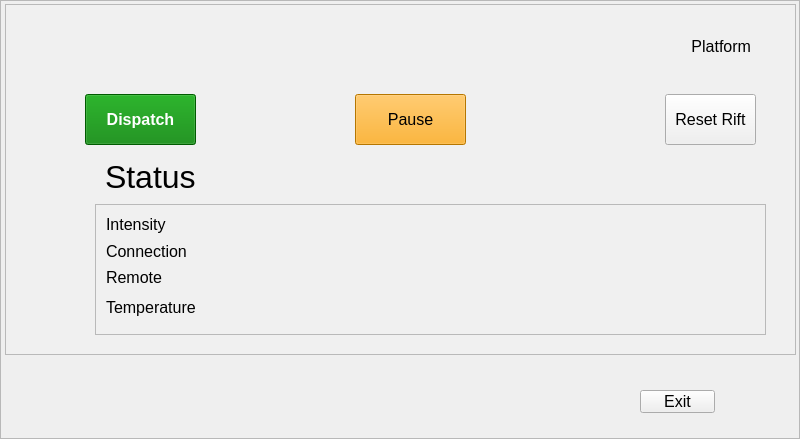
The window that runtime/agents/space_coaster/space_coaster_gui.ui (michaelmargolis/MdxMotionPlatformV3) describes before a commit, drawn with Qt 5.
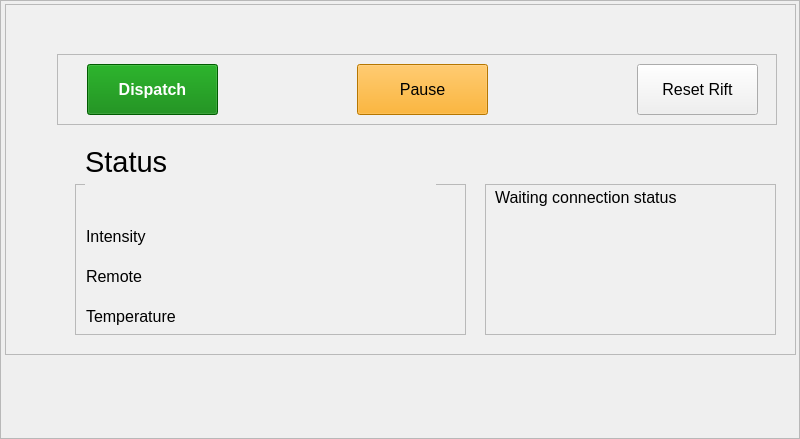
The same window after the commit.

What changed in the file:
```diff
--- a/runtime/agents/space_coaster/space_coaster_gui.ui
+++ b/runtime/agents/space_coaster/space_coaster_gui.ui
@@ -37,81 +37,18 @@
    <property name="frameShadow">
     <enum>QFrame::Raised</enum>
    </property>
-   <widget class="QPushButton" name="btn_dispatch">
-    <property name="geometry">
-     <rect>
-      <x>80</x>
-      <y>90</y>
-      <width>111</width>
-      <height>51</height>
-     </rect>
-    </property>
-    <property name="font">
-     <font>
-      <pointsize>12</pointsize>
-      <weight>75</weight>
-      <bold>true</bold>
-     </font>
-    </property>
-    <property name="styleSheet">
-     <string notr="true">color:white;background-color: green;</string>
-    </property>
-    <property name="text">
-     <string>Dispatch</string>
-    </property>
-   </widget>
-   <widget class="QPushButton" name="btn_reset_rift">
-    <property name="geometry">
-     <rect>
-      <x>660</x>
-      <y>90</y>
-      <width>91</width>
-      <height>51</height>
-     </rect>
-    </property>
-    <property name="font">
-     <font>
-      <pointsize>12</pointsize>
-     </font>
-    </property>
-    <property name="text">
-     <string>Reset Rift</string>
-    </property>
-   </widget>
-   <widget class="QPushButton" name="btn_pause">
-    <property name="geometry">
-     <rect>
-      <x>350</x>
-      <y>90</y>
-      <width>111</width>
-      <height>51</height>
-     </rect>
-    </property>
-    <property name="font">
-     <font>
-      <pointsize>12</pointsize>
-     </font>
-    </property>
-    <property name="styleSheet">
-     <string notr="true">background-color: orange
-</string>
-    </property>
-    <property name="text">
-     <string>Pause</string>
-    </property>
-   </widget>
    <widget class="QLabel" name="lbl_coaster_status">
     <property name="geometry">
      <rect>
-      <x>100</x>
-      <y>152</y>
-      <width>631</width>
-      <height>41</height>
+      <x>80</x>
+      <y>130</y>
+      <width>671</width>
+      <height>55</height>
      </rect>
     </property>
     <property name="font">
      <font>
-      <pointsize>24</pointsize>
+      <pointsize>22</pointsize>
      </font>
     </property>
     <property name="text">
@@ -121,10 +58,10 @@
    <widget class="QFrame" name="frame">
     <property name="geometry">
      <rect>
-      <x>90</x>
-      <y>200</y>
-      <width>671</width>
-      <height>131</height>
+      <x>70</x>
+      <y>180</y>
+      <width>391</width>
+      <height>151</height>
      </rect>
     </property>
     <property name="frameShape">
@@ -133,13 +70,16 @@
     <property name="frameShadow">
      <enum>QFrame::Raised</enum>
     </property>
+    <property name="lineWidth">
+     <number>2</number>
+    </property>
     <widget class="QLabel" name="lbl_intensity_status">
      <property name="geometry">
       <rect>
        <x>11</x>
-       <y>11</y>
-       <width>631</width>
-       <height>19</height>
+       <y>40</y>
+       <width>361</width>
+       <height>25</height>
       </rect>
      </property>
      <property name="font">
@@ -155,9 +95,9 @@
      <property name="geometry">
       <rect>
        <x>11</x>
-       <y>63</y>
-       <width>641</width>
-       <height>21</height>
+       <y>80</y>
+       <width>351</width>
+       <height>25</height>
       </rect>
      </property>
      <property name="font">
@@ -169,31 +109,13 @@
       <string>Remote</string>
      </property>
     </widget>
-    <widget class="QLabel" name="lbl_coaster_connection">
-     <property name="geometry">
-      <rect>
-       <x>11</x>
-       <y>38</y>
-       <width>641</width>
-       <height>19</height>
-      </rect>
-     </property>
-     <property name="font">
-      <font>
-       <pointsize>12</pointsize>
-      </font>
-     </property>
-     <property name="text">
-      <string>Connection</string>
-     </property>
-    </widget>
     <widget class="QLabel" name="lbl_temperature_status">
      <property name="geometry">
       <rect>
        <x>11</x>
-       <y>94</y>
-       <width>641</width>
-       <height>19</height>
+       <y>120</y>
+       <width>351</width>
+       <height>25</height>
       </rect>
      </property>
      <property name="font">
@@ -205,47 +127,214 @@
       <string>Temperature</string>
      </property>
     </widget>
+    <widget class="QLabel" name="lbl_sync_status">
+     <property name="geometry">
+      <rect>
+       <x>10</x>
+       <y>0</y>
+       <width>351</width>
+       <height>25</height>
+      </rect>
+     </property>
+     <property name="font">
+      <font>
+       <pointsize>12</pointsize>
+      </font>
+     </property>
+     <property name="text">
+      <string/>
+     </property>
+    </widget>
    </widget>
-   <widget class="QLabel" name="lbl_platform">
+   <widget class="QFrame" name="frame_2">
     <property name="geometry">
      <rect>
-      <x>625</x>
-      <y>32</y>
-      <width>121</width>
-      <height>21</height>
+      <x>52</x>
+      <y>50</y>
+      <width>720</width>
+      <height>71</height>
      </rect>
     </property>
-    <property name="font">
-     <font>
-      <pointsize>12</pointsize>
-     </font>
+    <property name="frameShape">
+     <enum>QFrame::StyledPanel</enum>
     </property>
-    <property name="text">
-     <string>Platform</string>
+    <property name="frameShadow">
+     <enum>QFrame::Raised</enum>
     </property>
-    <property name="alignment">
-     <set>Qt::AlignRight|Qt::AlignTrailing|Qt::AlignVCenter</set>
+    <widget class="QPushButton" name="btn_dispatch">
+     <property name="geometry">
+      <rect>
+       <x>30</x>
+       <y>10</y>
+       <width>131</width>
+       <height>51</height>
+      </rect>
+     </property>
+     <property name="font">
+      <font>
+       <pointsize>12</pointsize>
+       <weight>75</weight>
+       <bold>true</bold>
+      </font>
+     </property>
+     <property name="styleSheet">
+      <string notr="true">color:white;background-color: green;</string>
+     </property>
+     <property name="text">
+      <string>Dispatch</string>
+     </property>
+    </widget>
+    <widget class="QPushButton" name="btn_reset_rift">
+     <property name="geometry">
+      <rect>
+       <x>580</x>
+       <y>10</y>
+       <width>121</width>
+       <height>51</height>
+      </rect>
+     </property>
+     <property name="font">
+      <font>
+       <pointsize>12</pointsize>
+      </font>
+     </property>
+     <property name="text">
+      <string>Reset Rift</string>
+     </property>
+    </widget>
+    <widget class="QPushButton" name="btn_pause">
+     <property name="geometry">
+      <rect>
+       <x>300</x>
+       <y>10</y>
+       <width>131</width>
+       <height>51</height>
+      </rect>
+     </property>
+     <property name="font">
+      <font>
+       <pointsize>12</pointsize>
+      </font>
+     </property>
+     <property name="styleSheet">
+      <string notr="true">background-color: orange
+</string>
+     </property>
+     <property name="text">
+      <string>Pause</string>
+     </property>
+    </widget>
+   </widget>
+   <widget class="QFrame" name="frame_3">
+    <property name="geometry">
+     <rect>
+      <x>480</x>
+      <y>180</y>
+      <width>291</width>
+      <height>151</height>
+     </rect>
     </property>
+    <property name="frameShape">
+     <enum>QFrame::StyledPanel</enum>
+    </property>
+    <property name="frameShadow">
+     <enum>QFrame::Raised</enum>
+    </property>
+    <property name="lineWidth">
+     <number>2</number>
+    </property>
+    <widget class="QLabel" name="lbl_pc_conn_status_0">
+     <property name="geometry">
+      <rect>
+       <x>10</x>
+       <y>2</y>
+       <width>270</width>
+       <height>22</height>
+      </rect>
+     </property>
+     <property name="font">
+      <font>
+       <pointsize>12</pointsize>
+      </font>
+     </property>
+     <property name="text">
+      <string>Waiting connection status</string>
+     </property>
+    </widget>
+    <widget class="QLabel" name="lbl_pc_conn_status_1">
+     <property name="geometry">
+      <rect>
+       <x>10</x>
+       <y>32</y>
+       <width>270</width>
+       <height>22</height>
+      </rect>
+     </property>
+     <property name="font">
+      <font>
+       <pointsize>12</pointsize>
+      </font>
+     </property>
+     <property name="text">
+      <string/>
+     </property>
+    </widget>
+    <widget class="QLabel" name="lbl_pc_conn_status_2">
+     <property name="geometry">
+      <rect>
+       <x>10</x>
+       <y>62</y>
+       <width>270</width>
+       <height>22</height>
+      </rect>
+     </property>
+     <property name="font">
+      <font>
+       <pointsize>12</pointsize>
+      </font>
+     </property>
+     <property name="text">
+      <string/>
+     </property>
+    </widget>
+    <widget class="QLabel" name="lbl_pc_conn_status_3">
+     <property name="geometry">
+      <rect>
+       <x>10</x>
+       <y>92</y>
+       <width>270</width>
+       <height>22</height>
+      </rect>
+     </property>
+     <property name="font">
+      <font>
+       <pointsize>12</pointsize>
+      </font>
+     </property>
+     <property name="text">
+      <string/>
+     </property>
+    </widget>
+    <widget class="QLabel" name="lbl_pc_conn_status_4">
+     <property name="geometry">
+      <rect>
+       <x>10</x>
+       <y>122</y>
+       <width>270</width>
+       <height>22</height>
+      </rect>
+     </property>
+     <property name="font">
+      <font>
+       <pointsize>12</pointsize>
+      </font>
+     </property>
+     <property name="text">
+      <string/>
+     </property>
+    </widget>
    </widget>
   </widget>
-  <widget class="QPushButton" name="btn_exit">
-   <property name="geometry">
-    <rect>
-     <x>640</x>
-     <y>390</y>
-     <width>75</width>
-     <height>23</height>
-    </rect>
-   </property>
-   <property name="font">
-    <font>
-     <pointsize>12</pointsize>
-    </font>
-   </property>
-   <property name="text">
-    <string>Exit</string>
-   </property>
-  </widget>
  </widget>
  <resources/>
  <connections/>
```
